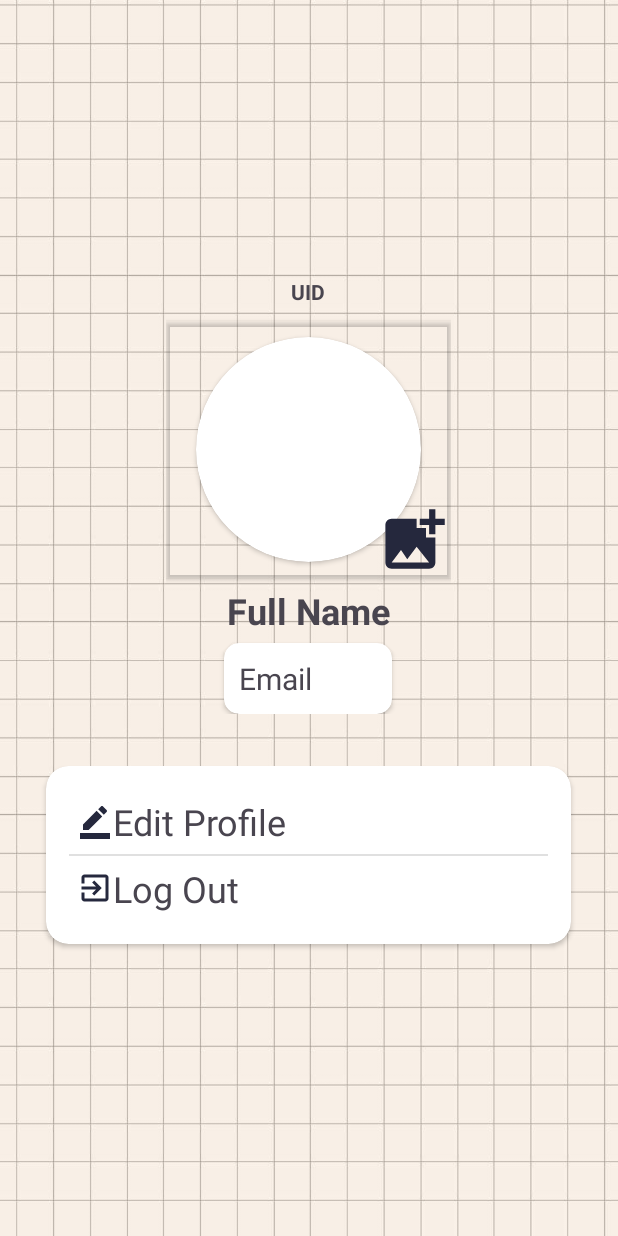
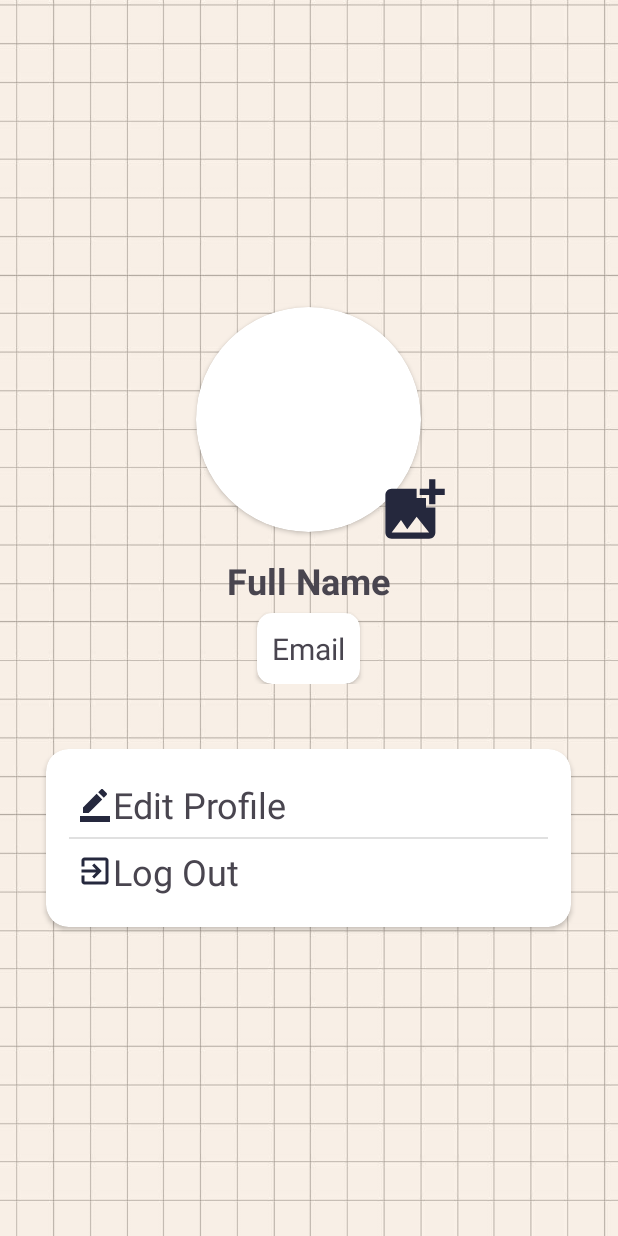
Before and after one commit to PorpleRuby/journal, an Android app: the ProfilePage screen opened directly, with no data from a screen before it, on a phone screen of 412 x 824 dp. Run offline under Robolectric (Android 15) with nearby library versions, the phone set to English and light mode, and no system bars; our stand-ins replace Firebase (no records; nobody signed in at launch, a user with empty details on screens opened directly); libraries missing offline, so code that uses them is left out: com.github.dhaval2404.imagepicker.

Commit message:
small changes

```diff
--- a/app/src/main/java/com/example/journal/LoginPage.kt
+++ b/app/src/main/java/com/example/journal/LoginPage.kt
@@ -45,7 +45,7 @@ class LoginPage : AppCompatActivity() {
 
             conn.collection("users")
                 .whereEqualTo("email", email)
-                .whereEqualTo("password", pass) // Not secure; use Firebase Authentication instead.
+                .whereEqualTo("password", pass)
                 .get()
                 .addOnSuccessListener { users ->
                     if (!users.isEmpty) {
@@ -64,6 +64,7 @@ class LoginPage : AppCompatActivity() {
                                         putExtra("fullname", fullname)
                                         putExtra("email", userEmail)
                                     }
+                                    Toast.makeText(this, "Logged in successfully", Toast.LENGTH_SHORT).show()
                                     startActivity(intent)
                                     finish()
                                 } else {
--- a/app/src/main/java/com/example/journal/ProfilePage.kt
+++ b/app/src/main/java/com/example/journal/ProfilePage.kt
@@ -24,7 +24,6 @@ import com.google.firebase.firestore.FirebaseFirestore
 class ProfilePage : AppCompatActivity() {
 
     private val conn = FirebaseFirestore.getInstance()
-    private lateinit var lblUID: TextView
     private lateinit var lblFname: TextView
     private lateinit var lblEmail: TextView
     private lateinit var btnEdit: TextView
@@ -60,7 +59,6 @@ class ProfilePage : AppCompatActivity() {
             insets
         }
 
-        lblUID = findViewById(R.id.displayUID)
         lblFname = findViewById(R.id.displayFname)
         lblEmail = findViewById(R.id.displayEmail)
         pfp = findViewById(R.id.pfp)
@@ -121,7 +119,6 @@ class ProfilePage : AppCompatActivity() {
 
                         lblFname.text = fullname ?: "No name found"
                         lblEmail.text = email ?: "No email found"
-                        lblUID.text = "User ID:" + userUID
 
                         if (profilePicUrl == "default") {
                             // Load the default drawable
@@ -130,6 +127,7 @@ class ProfilePage : AppCompatActivity() {
                             // Load the URL image
                             Glide.with(this).load(profilePicUrl).circleCrop().into(pfp)
                         } else {
+                            // Fallback to the default drawable if above fails
                             pfp.setImageResource(R.drawable.cute_pfp_default)
                         }
                     } else {
--- a/app/src/main/java/com/example/journal/RegistrationPage.kt
+++ b/app/src/main/java/com/example/journal/RegistrationPage.kt
@@ -90,6 +90,7 @@ class RegistrationPage : AppCompatActivity() {
                                                 .set(newUser)
                                                 .addOnSuccessListener {
                                                     // Redirect to ProfilePage
+                                                    Toast.makeText(this, "Registered successfully.", Toast.LENGTH_SHORT).show()
                                                     val intent = Intent(this, ProfilePage::class.java).apply {
                                                         putExtra("user_id", uid)
                                                         putExtra("fullname", fname)
--- a/app/src/main/res/layout/activity_edit_profile.xml
+++ b/app/src/main/res/layout/activity_edit_profile.xml
@@ -35,6 +35,7 @@
         android:layout_marginTop="50dp"
         android:layout_marginEnd="130dp"
         app:cardBackgroundColor="#00FFFFFF"
+        app:cardElevation="0dp"
         app:layout_constraintEnd_toEndOf="parent"
         app:layout_constraintStart_toStartOf="parent"
         app:layout_constraintTop_toBottomOf="@+id/linearLayout3">
@@ -57,7 +58,8 @@
             <ImageView
                 android:id="@+id/displayEditPfp"
                 android:layout_width="150dp"
-                android:layout_height="150dp" />
+                android:layout_height="150dp"
+                app:srcCompat="@drawable/cute_pfp_default" />
         </androidx.cardview.widget.CardView>
 
     </androidx.cardview.widget.CardView>
--- a/app/src/main/res/layout/activity_profile_page.xml
+++ b/app/src/main/res/layout/activity_profile_page.xml
@@ -35,20 +35,11 @@
         app:layout_constraintStart_toStartOf="parent"
         app:layout_constraintTop_toBottomOf="@+id/frameLayout">
 
-        <TextView
-            android:id="@+id/displayUID"
-            android:layout_width="40dp"
-            android:layout_height="wrap_content"
-            android:layout_gravity="center"
-            android:layout_margin="10dp"
-            android:gravity="center"
-            android:text="UID"
-            android:textStyle="bold" />
-
         <androidx.cardview.widget.CardView
             android:layout_width="190dp"
             android:layout_height="171dp"
             android:layout_gravity="center"
+            app:cardElevation="0dp"
             app:cardBackgroundColor="#00FFFFFF">
 
             <ImageView
@@ -88,7 +79,7 @@
             android:textStyle="bold" />
 
         <androidx.cardview.widget.CardView
-            android:layout_width="112dp"
+            android:layout_width="wrap_content"
             android:layout_height="wrap_content"
             android:layout_gravity="center"
             app:cardCornerRadius="10dp">
--- a/app/src/main/res/layout/activity_registration_page.xml
+++ b/app/src/main/res/layout/activity_registration_page.xml
@@ -95,7 +95,7 @@
                     android:layout_gravity="center"
                     android:layout_margin="5dp"
                     android:ems="10"
-                    android:hint="Username"
+                    android:hint="Full Name"
                     android:inputType="text" />
             </androidx.cardview.widget.CardView>
 
```
Also changed, not shown: app/src/main/res/layout/activity_login_page.xml (+0 -7 lines).
